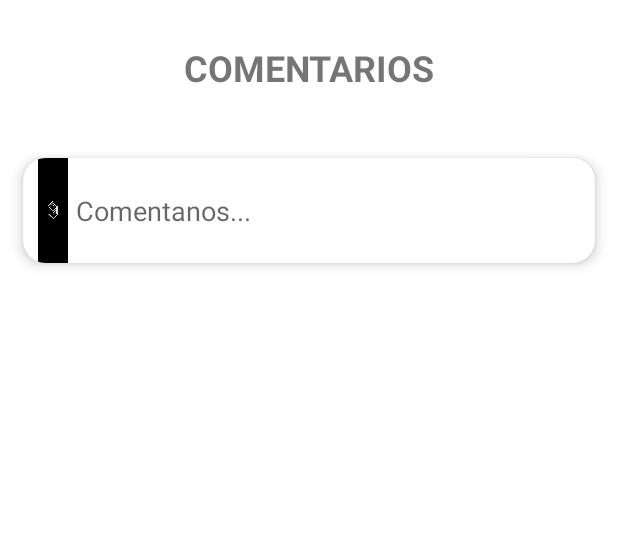
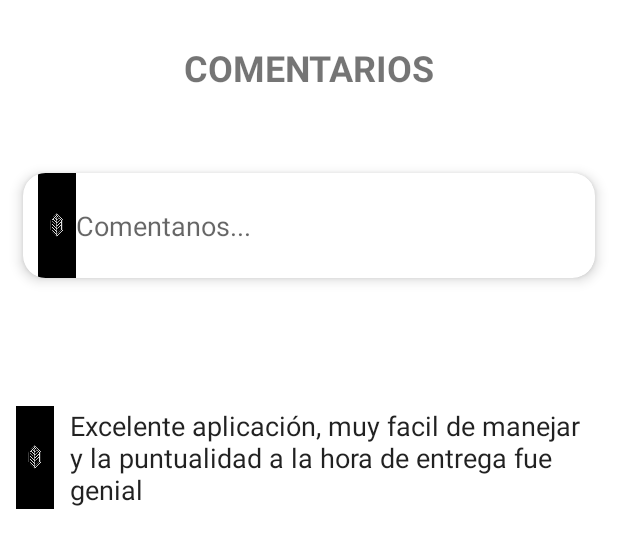
Before and after one commit to FabioAndresSQ/Tech-Moda, an Android app: the layout fragment_comentario.xml on its own in the app's theme, with its tools: preview values and no code run, on a phone screen of 412 x 824 dp. Shown: the top 548 px of the screen. Run offline under Robolectric (Android 15) with nearby library versions, the phone set to English and light mode, and no system bars.

Commit message:
Se realizó fragment_comentario.xml.

```diff
--- a/app/src/main/res/layout/fragment_comentario.xml
+++ b/app/src/main/res/layout/fragment_comentario.xml
@@ -2,7 +2,8 @@
 <FrameLayout xmlns:android="http://schemas.android.com/apk/res/android"
     xmlns:app="http://schemas.android.com/apk/res-auto"
     android:layout_width="match_parent"
-    android:layout_height="match_parent">
+    android:layout_height="match_parent"
+    android:background="@null">
 
     <LinearLayout
         android:layout_width="match_parent"
@@ -25,8 +26,8 @@
 
     <LinearLayout
         android:layout_width="match_parent"
-        android:layout_height="match_parent"
-        android:layout_marginTop="90dp"
+        android:layout_height="100dp"
+        android:layout_marginTop="100dp"
         android:background="@color/white"
         android:orientation="vertical">
 
@@ -34,12 +35,14 @@
             android:layout_width="match_parent"
             android:layout_height="70dp"
             android:layout_margin="15dp"
+            android:layout_marginStart="2dp"
+            android:layout_marginTop="1dp"
             app:cardCornerRadius="15dp"
             app:cardElevation="5dp">
 
             <ImageView
                 android:id="@+id/imageView3"
-                android:layout_width="20dp"
+                android:layout_width="25dp"
                 android:layout_height="wrap_content"
                 android:layout_marginLeft="10dp"
                 android:background="@color/black"
@@ -64,4 +67,38 @@
             </LinearLayout>
         </androidx.cardview.widget.CardView>
     </LinearLayout>
+
+    <LinearLayout
+        android:id="@+id/lo"
+        android:layout_width="match_parent"
+        android:layout_height="90dp"
+        android:layout_marginTop="260dp"
+        android:orientation="horizontal"
+        android:padding="5dp">
+
+        <ImageView
+            android:id="@+id/imageView6"
+            android:layout_width="25dp"
+            android:layout_height="wrap_content"
+            android:layout_margin="5dp"
+            android:layout_marginLeft="10dp"
+            android:background="@color/black"
+            app:srcCompat="@drawable/logo_tech_moda" />
+
+        <EditText
+            android:id="@+id/editTextTextPersonName4"
+            android:layout_width="wrap_content"
+            android:layout_height="match_parent"
+            android:layout_marginLeft="5dp"
+            android:layout_marginRight="2dp"
+            android:layout_weight="1"
+            android:background="@null"
+            android:ems="10"
+            android:inputType="textMultiLine"
+            android:text="Excelente aplicación, muy facil de manejar
+            y la puntualidad a la hora de entrega fue genial" />
+
+
+
+    </LinearLayout>
 </FrameLayout>
```
